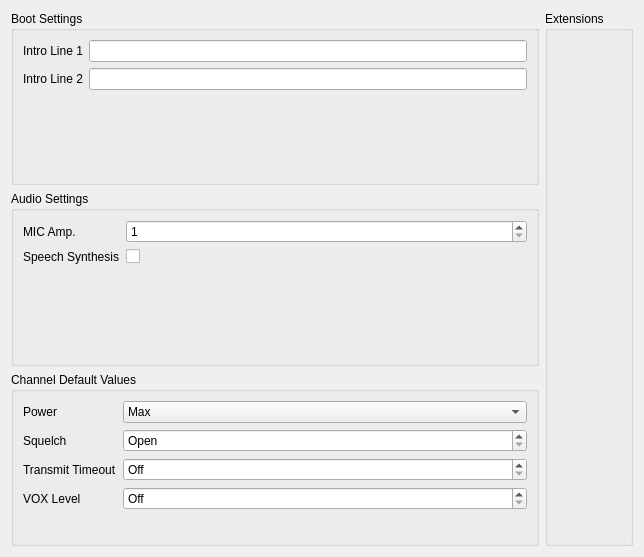
Before: the Qt Designer form src/generalsettingsview.ui in hmatuschek/qdmr, drawn with Qt 5.
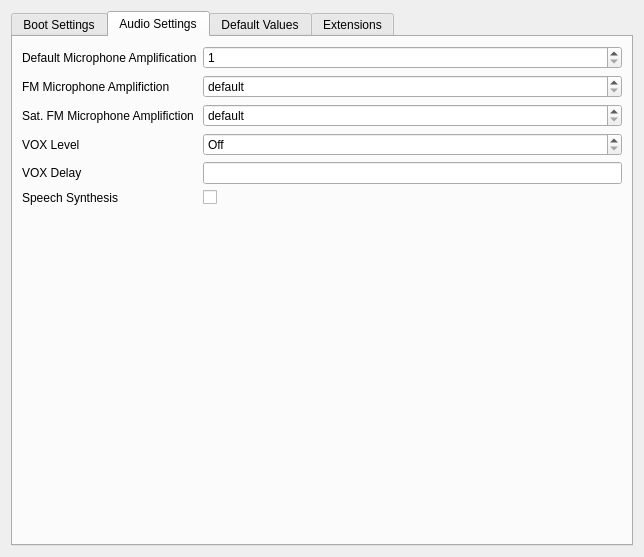
After: the same form once the commit is applied. The open tabs and pages were chosen to show the change. Custom widgets are drawn as their Qt base class.

Commit message: Reworked GeneralSettingsView to show audio settings.

Diff of the .ui file:
```diff
--- a/src/generalsettingsview.ui
+++ b/src/generalsettingsview.ui
@@ -17,11 +17,15 @@
    <item>
     <layout class="QVBoxLayout" name="verticalLayout">
      <item>
-      <widget class="QGroupBox" name="bootSettingsBox">
-       <property name="title">
+      <widget class="QTabWidget" name="tabs">
+       <property name="currentIndex">
+        <number>0</number>
+       </property>
+       <widget class="QWidget" name="bootSettings">
+        <attribute name="title">
         <string>Boot Settings</string>
-       </property>
-       <layout class="QFormLayout" name="formLayout_4">
+        </attribute>
+        <layout class="QFormLayout" name="formLayout">
         <item row="0" column="0">
          <widget class="QLabel" name="introLine1Label">
           <property name="text">
@@ -61,17 +65,15 @@
         </item>
        </layout>
       </widget>
-     </item>
-     <item>
-      <widget class="QGroupBox" name="audioSettingsBox">
-       <property name="title">
+       <widget class="QWidget" name="audioSettings">
+        <attribute name="title">
         <string>Audio Settings</string>
-       </property>
-       <layout class="QFormLayout" name="formLayout_5">
+        </attribute>
+        <layout class="QFormLayout" name="formLayout_2">
         <item row="0" column="0">
          <widget class="QLabel" name="micLabel">
           <property name="text">
-           <string>MIC Amp.</string>
+            <string>Default Microphone Amplification</string>
           </property>
          </widget>
         </item>
@@ -86,13 +88,74 @@
          </widget>
         </item>
         <item row="1" column="0">
+          <widget class="QLabel" name="label">
+           <property name="text">
+            <string>FM Microphone Amplifiction</string>
+           </property>
+          </widget>
+         </item>
+         <item row="1" column="1">
+          <widget class="QSpinBox" name="fmMicGain">
+           <property name="specialValueText">
+            <string extracomment="Special value indicating, that the global default mic gain should be used.">default</string>
+           </property>
+           <property name="maximum">
+            <number>10</number>
+           </property>
+          </widget>
+         </item>
+         <item row="2" column="0">
+          <widget class="QLabel" name="label_2">
+           <property name="text">
+            <string>Sat. FM Microphone Amplifiction</string>
+           </property>
+          </widget>
+         </item>
+         <item row="2" column="1">
+          <widget class="QSpinBox" name="satMicGain">
+           <property name="specialValueText">
+            <string extracomment="Special value indicating, that the global default mic gain should be used.">default</string>
+           </property>
+           <property name="maximum">
+            <number>10</number>
+           </property>
+          </widget>
+         </item>
+         <item row="3" column="0">
+          <widget class="QLabel" name="voxLevelLabel">
+           <property name="text">
+            <string>VOX Level</string>
+           </property>
+          </widget>
+         </item>
+         <item row="3" column="1">
+          <widget class="QSpinBox" name="voxValue">
+           <property name="specialValueText">
+            <string>Off</string>
+           </property>
+           <property name="maximum">
+            <number>10</number>
+           </property>
+          </widget>
+         </item>
+         <item row="4" column="0">
+          <widget class="QLabel" name="label_3">
+           <property name="text">
+            <string>VOX Delay</string>
+           </property>
+          </widget>
+         </item>
+         <item row="4" column="1">
+          <widget class="QLineEdit" name="voxDelay"/>
+         </item>
+         <item row="5" column="0">
          <widget class="QLabel" name="speechLabel">
           <property name="text">
            <string>Speech Synthesis</string>
           </property>
          </widget>
         </item>
-        <item row="1" column="1">
+         <item row="5" column="1">
          <widget class="QCheckBox" name="speech">
           <property name="text">
            <string/>
@@ -101,12 +164,10 @@
         </item>
        </layout>
       </widget>
-     </item>
-     <item>
-      <widget class="QGroupBox" name="groupBox">
-       <property name="title">
-        <string>Channel Default Values</string>
-       </property>
+       <widget class="QWidget" name="defaultValues">
+        <attribute name="title">
+         <string>Default Values</string>
+        </attribute>
        <layout class="QFormLayout" name="formLayout_3">
         <item row="0" column="0">
          <widget class="QLabel" name="powerLabel">
@@ -181,40 +242,18 @@
           </property>
          </widget>
         </item>
-        <item row="3" column="0">
-         <widget class="QLabel" name="voxLevelLabel">
-          <property name="text">
-           <string>VOX Level</string>
-          </property>
-         </widget>
-        </item>
-        <item row="3" column="1">
-         <widget class="QSpinBox" name="voxValue">
-          <property name="specialValueText">
-           <string>Off</string>
-          </property>
-          <property name="maximum">
-           <number>10</number>
-          </property>
-         </widget>
-        </item>
-       </layout>
-      </widget>
-     </item>
-    </layout>
-   </item>
-   <item>
-    <layout class="QVBoxLayout" name="verticalLayout_2">
-     <item>
-      <widget class="QGroupBox" name="extensionBox">
-       <property name="title">
+        </layout>
+       </widget>
+       <widget class="QWidget" name="extensionTab">
+        <attribute name="title">
         <string>Extensions</string>
-       </property>
-       <layout class="QHBoxLayout" name="horizontalLayout">
+        </attribute>
+        <layout class="QVBoxLayout" name="verticalLayout_3">
         <item>
          <widget class="ExtensionView" name="extensionView" native="true"/>
         </item>
        </layout>
+       </widget>
       </widget>
      </item>
     </layout>
```
Lines whose indentation alone changed are shown as unchanged. The commit also changes 4 other files.
